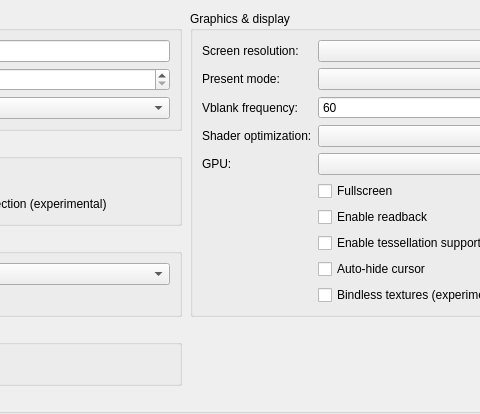
The window that src/launcher/forms/configuration_edit_dialog.ui (Lepexa-cell/KytyPS5-UFC6) describes before a commit, drawn with Qt 5; both pictures show x 234 to 714 and y 0 to 414 of the 840 by 722 pixel window.
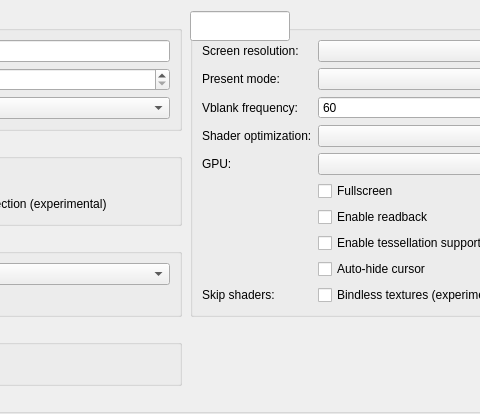
The same window after the commit. Custom widgets are drawn as their Qt base class.

Commit message: --skip-shaders option and launcher field

Diff of the .ui file:
```diff
--- a/src/launcher/forms/configuration_edit_dialog.ui
+++ b/src/launcher/forms/configuration_edit_dialog.ui
@@ -185,6 +185,17 @@
           <property name="text"><string>Bindless textures (experimental)</string></property>
          </widget>
         </item>
+        <item row="9" column="0">
+         <widget class="QLabel" name="label_skip_shaders">
+          <property name="text"><string>Skip shaders:</string></property>
+         </widget>
+        </item>
+        <item row="9" column="1">
+         <widget class="QLineEdit" name="lineEdit_skip_shaders">
+          <property name="toolTip"><string>Guest shader hashes (hex, comma-separated) whose draws and dispatches are left out</string></property>
+          <property name="clearButtonEnabled"><bool>true</bool></property>
+         </widget>
+        </item>
        </layout>
       </widget>
      </item>
```
The commit also changes 7 other files.
